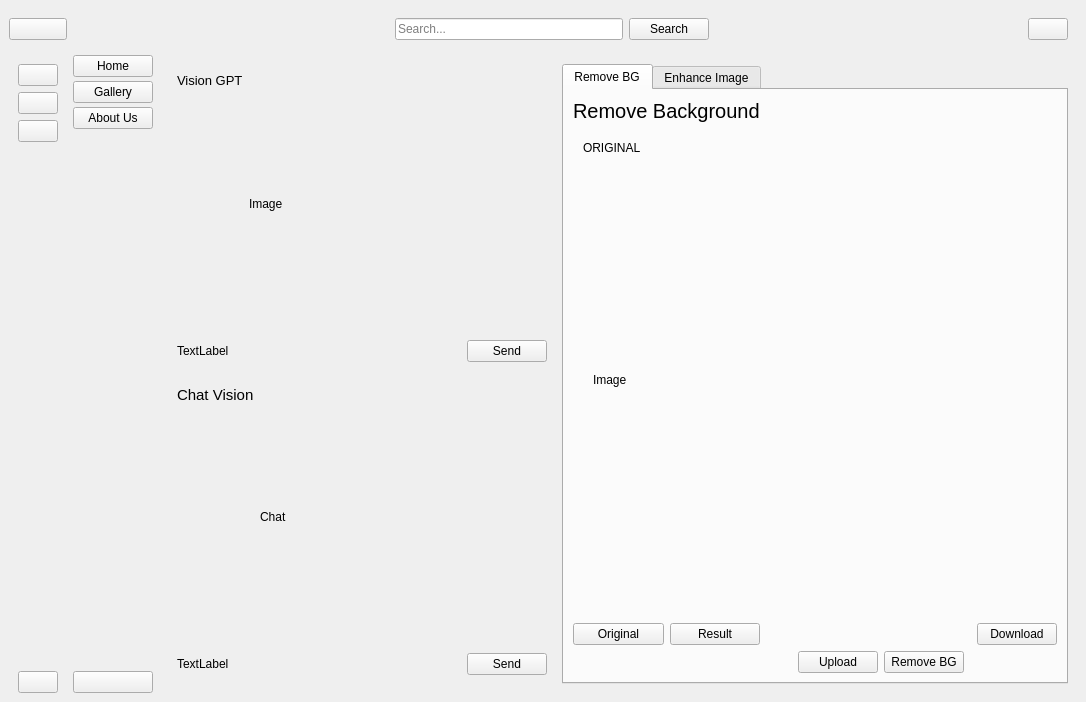
Old version of the form visionPerfect.ui in the repository Supremoz/VIsion-perfect.
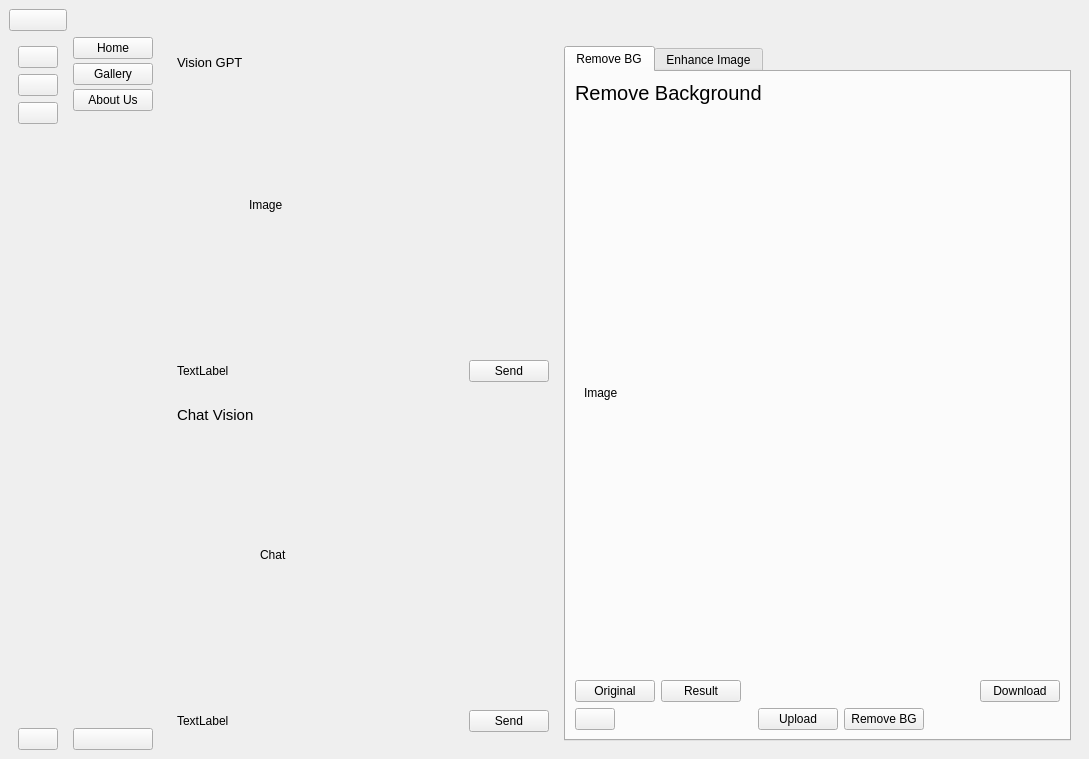
New version of the form. The open tabs and pages were chosen to show the change. Icons and pictures are not drawn.

The edit to the form file:
```diff
--- a/visionPerfect.ui
+++ b/visionPerfect.ui
@@ -6,71 +6,65 @@
    <rect>
     <x>0</x>
     <y>0</y>
-    <width>1086</width>
-    <height>702</height>
+    <width>1089</width>
+    <height>759</height>
    </rect>
   </property>
   <property name="windowTitle">
    <string>MainWindow</string>
   </property>
   <widget class="QWidget" name="centralwidget">
-   <layout class="QGridLayout" name="gridLayout_8">
-    <item row="0" column="0">
-     <widget class="QPushButton" name="change_btn">
-      <property name="text">
-       <string/>
-      </property>
-      <property name="icon">
-       <iconset resource="resource.qrc">
-        <normaloff>:/icon/icon/Menu.ico</normaloff>:/icon/icon/Menu.ico</iconset>
-      </property>
-      <property name="checkable">
-       <bool>true</bool>
-      </property>
-     </widget>
-    </item>
-    <item row="0" column="1" colspan="2">
-     <widget class="QWidget" name="widget_2" native="true">
-      <property name="maximumSize">
-       <size>
-        <width>16777215</width>
-        <height>50</height>
-       </size>
-      </property>
       <layout class="QGridLayout" name="gridLayout_2">
-       <item row="0" column="1">
-        <layout class="QHBoxLayout" name="horizontalLayout">
+    <item row="1" column="0">
+     <widget class="QWidget" name="widget_3" native="true">
+      <property name="maximumSize">
+       <size>
+        <width>70</width>
+        <height>16777215</height>
+       </size>
+      </property>
+      <layout class="QVBoxLayout" name="verticalLayout">
+       <property name="bottomMargin">
+        <number>0</number>
+       </property>
          <item>
-          <widget class="QLineEdit" name="search_input">
-           <property name="placeholderText">
-            <string>Search...</string>
-           </property>
+        <widget class="QPushButton" name="home_btn_1">
+         <property name="text">
+          <string/>
+         </property>
+         <property name="icon">
+          <iconset resource="resource.qrc">
+           <normaloff>:/icon/icon/Home_1.ico</normaloff>
+           <normalon>:/icon/icon/Home.png</normalon>:/icon/icon/Home_1.ico</iconset>
+         </property>
+         <property name="checkable">
+          <bool>true</bool>
+         </property>
+         <property name="autoExclusive">
+          <bool>true</bool>
+         </property>
           </widget>
          </item>
          <item>
-          <widget class="QPushButton" name="search_btn">
+        <widget class="QPushButton" name="gallery_btn_1">
            <property name="text">
-            <string>Search</string>
-           </property>
-          </widget>
-         </item>
-        </layout>
-       </item>
-       <item row="0" column="0">
-        <spacer name="horizontalSpacer">
-         <property name="orientation">
-          <enum>Qt::Horizontal</enum>
+          <string/>
+         </property>
+         <property name="icon">
+          <iconset resource="resource.qrc">
+           <normaloff>:/icon/icon/Picture_1.ico</normaloff>
+           <normalon>:/icon/icon/Picture.png</normalon>:/icon/icon/Picture_1.ico</iconset>
          </property>
-         <property name="sizeHint" stdset="0">
-          <size>
-           <width>306</width>
-           <height>20</height>
-          </size>
+         <property name="checkable">
+          <bool>true</bool>
          </property>
-        </spacer>
+         <property name="autoExclusive">
+          <bool>true</bool>
+         </property>
+        </widget>
        </item>
-       <item row="0" column="3">
-        <widget class="QPushButton" name="pushButton_13">
+       <item>
+        <widget class="QPushButton" name="info_btn_1">
          <property name="text">
           <string/>
          </property>
@@ -78,21 +72,38 @@
           <iconset resource="resource.qrc">
            <normaloff>:/icon/icon/Name.ico</normaloff>:/icon/icon/Name.ico</iconset>
          </property>
+         <property name="checkable">
+          <bool>true</bool>
+         </property>
+         <property name="autoExclusive">
+          <bool>true</bool>
+         </property>
         </widget>
        </item>
-       <item row="0" column="2">
-        <spacer name="horizontalSpacer_2">
+       <item>
+        <spacer name="verticalSpacer">
          <property name="orientation">
-          <enum>Qt::Horizontal</enum>
+          <enum>Qt::Vertical</enum>
          </property>
          <property name="sizeHint" stdset="0">
           <size>
-           <width>306</width>
-           <height>20</height>
+           <width>20</width>
+           <height>465</height>
           </size>
          </property>
         </spacer>
        </item>
+       <item>
+        <widget class="QPushButton" name="exit_btn_1">
+         <property name="text">
+          <string/>
+         </property>
+         <property name="icon">
+          <iconset resource="resource.qrc">
+           <normaloff>:/icon/icon/Close1.ico</normaloff>:/icon/icon/Close1.ico</iconset>
+         </property>
+        </widget>
+       </item>
       </layout>
      </widget>
     </item>
@@ -195,6 +206,30 @@
       </layout>
      </widget>
     </item>
+    <item row="0" column="1" colspan="2">
+     <widget class="QWidget" name="widget_2" native="true">
+      <property name="maximumSize">
+       <size>
+        <width>16777215</width>
+        <height>50</height>
+       </size>
+      </property>
+     </widget>
+    </item>
+    <item row="0" column="0">
+     <widget class="QPushButton" name="change_btn">
+      <property name="text">
+       <string/>
+      </property>
+      <property name="icon">
+       <iconset resource="resource.qrc">
+        <normaloff>:/icon/icon/Menu.ico</normaloff>:/icon/icon/Menu.ico</iconset>
+      </property>
+      <property name="checkable">
+       <bool>true</bool>
+      </property>
+     </widget>
+    </item>
     <item row="1" column="2">
      <widget class="QStackedWidget" name="stackedWidget">
       <property name="currentIndex">
@@ -345,8 +380,10 @@
            <attribute name="title">
             <string>Remove BG</string>
            </attribute>
-           <layout class="QGridLayout" name="gridLayout_10">
-            <item row="0" column="0" colspan="2">
+           <layout class="QGridLayout" name="gridLayout">
+            <item row="0" column="0">
+             <layout class="QHBoxLayout" name="horizontalLayout">
+              <item>
              <widget class="QLabel" name="label_7">
               <property name="maximumSize">
                <size>
@@ -364,7 +401,7 @@
               </property>
              </widget>
             </item>
-            <item row="0" column="2">
+              <item>
              <spacer name="horizontalSpacer_9">
               <property name="orientation">
                <enum>Qt::Horizontal</enum>
@@ -377,7 +414,9 @@
               </property>
              </spacer>
             </item>
-            <item row="1" column="0" colspan="4">
+             </layout>
+            </item>
+            <item row="1" column="0">
              <widget class="QStackedWidget" name="stackedWidget_3">
               <property name="frameShape">
                <enum>QFrame::NoFrame</enum>
@@ -437,50 +476,35 @@
                </layout>
               </widget>
               <widget class="QWidget" name="page_7">
-               <widget class="QLabel" name="lbl_resultbg">
-                <property name="geometry">
-                 <rect>
-                  <x>10</x>
-                  <y>10</y>
-                  <width>67</width>
-                  <height>17</height>
-                 </rect>
-                </property>
-                <property name="text">
-                 <string>ORIGINAL</string>
-                </property>
-               </widget>
+               <layout class="QGridLayout" name="gridLayout_10">
+                <item row="0" column="0">
                <widget class="QLabel" name="lbl_imgbg_result">
-                <property name="geometry">
-                 <rect>
-                  <x>20</x>
-                  <y>40</y>
-                  <width>451</width>
-                  <height>421</height>
-                 </rect>
-                </property>
                 <property name="text">
                  <string>Image</string>
                 </property>
                </widget>
+                </item>
+               </layout>
               </widget>
              </widget>
             </item>
             <item row="2" column="0">
+             <layout class="QHBoxLayout" name="horizontalLayout_3">
+              <item>
              <widget class="QPushButton" name="btn_origbg">
               <property name="text">
                <string>Original</string>
               </property>
              </widget>
             </item>
-            <item row="2" column="1">
+              <item>
              <widget class="QPushButton" name="btn_resultbg">
               <property name="text">
                <string>Result</string>
               </property>
              </widget>
             </item>
-            <item row="2" column="2">
+              <item>
              <spacer name="horizontalSpacer_12">
               <property name="orientation">
                <enum>Qt::Horizontal</enum>
@@ -493,43 +517,56 @@
               </property>
              </spacer>
             </item>
-            <item row="2" column="3">
+              <item>
              <widget class="QPushButton" name="btn_downloadbg">
               <property name="text">
                <string>Download</string>
               </property>
              </widget>
             </item>
-            <item row="3" column="0" colspan="4">
-             <layout class="QGridLayout" name="gridLayout">
-              <item row="0" column="0">
+             </layout>
+            </item>
+            <item row="3" column="0">
+             <layout class="QHBoxLayout" name="horizontalLayout_2">
+              <item>
+               <widget class="QPushButton" name="btn_closebg">
+                <property name="text">
+                 <string/>
+                </property>
+                <property name="icon">
+                 <iconset resource="resource.qrc">
+                  <normaloff>:/icon/icon/Close1.ico</normaloff>:/icon/icon/Close1.ico</iconset>
+                </property>
+               </widget>
+              </item>
+              <item>
                <spacer name="horizontalSpacer_7">
                 <property name="orientation">
                  <enum>Qt::Horizontal</enum>
                 </property>
                 <property name="sizeHint" stdset="0">
                  <size>
-                  <width>225</width>
+                  <width>118</width>
                   <height>20</height>
                  </size>
                 </property>
                </spacer>
               </item>
-              <item row="0" column="1">
+              <item>
                <widget class="QPushButton" name="pushButton_15">
                 <property name="text">
                  <string>Upload</string>
                 </property>
                </widget>
               </item>
-              <item row="0" column="2">
+              <item>
                <widget class="QPushButton" name="btn_rbg">
                 <property name="text">
                  <string>Remove BG</string>
                 </property>
                </widget>
               </item>
-              <item row="0" column="3">
+              <item>
                <spacer name="horizontalSpacer_8">
                 <property name="orientation">
                  <enum>Qt::Horizontal</enum>
@@ -763,99 +800,6 @@
       </widget>
      </widget>
     </item>
-    <item row="1" column="0">
-     <widget class="QWidget" name="widget_3" native="true">
-      <property name="maximumSize">
-       <size>
-        <width>70</width>
-        <height>16777215</height>
-       </size>
-      </property>
-      <layout class="QVBoxLayout" name="verticalLayout">
-       <property name="bottomMargin">
-        <number>0</number>
-       </property>
-       <item>
-        <widget class="QPushButton" name="home_btn_1">
-         <property name="text">
-          <string/>
-         </property>
-         <property name="icon">
-          <iconset resource="resource.qrc">
-           <normaloff>:/icon/icon/Home_1.ico</normaloff>
-           <normalon>:/icon/icon/Home.png</normalon>:/icon/icon/Home_1.ico</iconset>
-         </property>
-         <property name="checkable">
-          <bool>true</bool>
-         </property>
-         <property name="autoExclusive">
-          <bool>true</bool>
-         </property>
-        </widget>
-       </item>
-       <item>
-        <widget class="QPushButton" name="gallery_btn_1">
-         <property name="text">
-          <string/>
-         </property>
-         <property name="icon">
-          <iconset resource="resource.qrc">
-           <normaloff>:/icon/icon/Picture_1.ico</normaloff>
-           <normalon>:/icon/icon/Picture.png</normalon>:/icon/icon/Picture_1.ico</iconset>
-         </property>
-         <property name="checkable">
-          <bool>true</bool>
-         </property>
-         <property name="autoExclusive">
-          <bool>true</bool>
-         </property>
-        </widget>
-       </item>
-       <item>
-        <widget class="QPushButton" name="info_btn_1">
-         <property name="text">
-          <string/>
-         </property>
-         <property name="icon">
-          <iconset resource="resource.qrc">
-           <normaloff>:/icon/icon/Info_1.ico</normaloff>
-           <normalon>:/icon/icon/Info.ico</normalon>:/icon/icon/Info_1.ico</iconset>
-         </property>
-         <property name="checkable">
-          <bool>true</bool>
-         </property>
-         <property name="autoExclusive">
-          <bool>true</bool>
-         </property>
-        </widget>
-       </item>
-       <item>
-        <spacer name="verticalSpacer">
-         <property name="orientation">
-          <enum>Qt::Vertical</enum>
-         </property>
-         <property name="sizeHint" stdset="0">
-          <size>
-           <width>20</width>
-           <height>465</height>
-          </size>
-         </property>
-        </spacer>
-       </item>
-       <item>
-        <widget class="QPushButton" name="exit_btn_1">
-         <property name="text">
-          <string/>
-         </property>
-         <property name="icon">
-          <iconset resource="resource.qrc">
-           <normaloff>:/icon/icon/Close1.ico</normaloff>:/icon/icon/Close1.ico</iconset>
-         </property>
-        </widget>
-       </item>
-      </layout>
-     </widget>
-    </item>
    </layout>
   </widget>
  </widget>
```
Left out of the diff: 36 changed lines with no effect on the pictures. Lines whose indentation alone changed are shown as unchanged.
